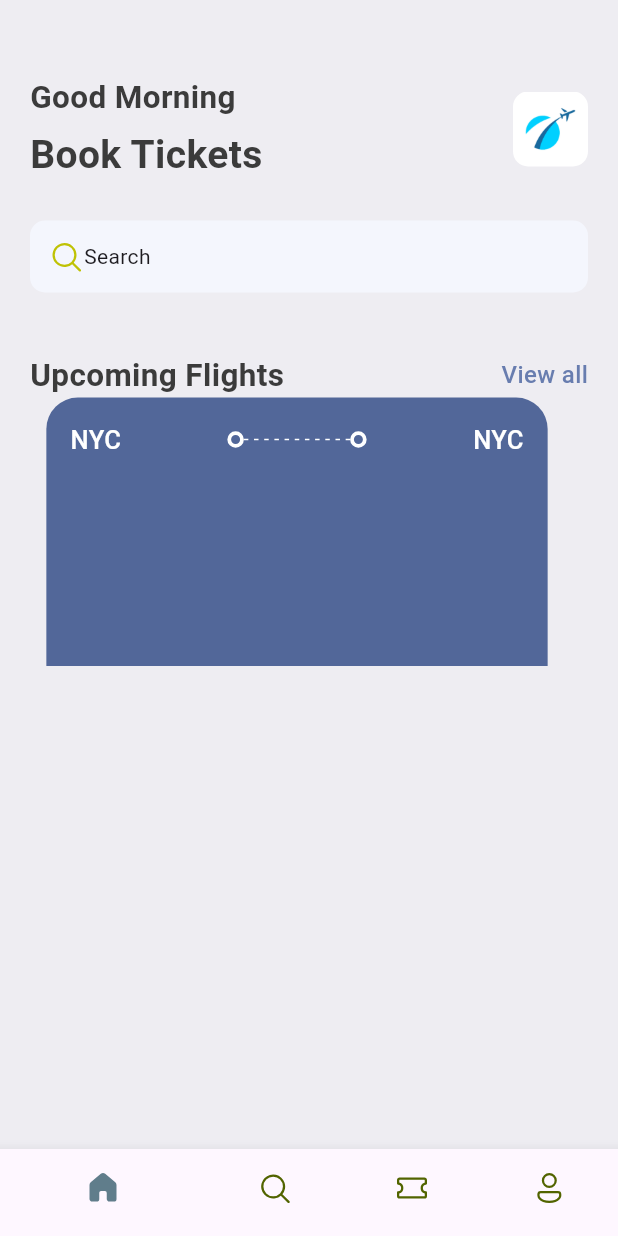
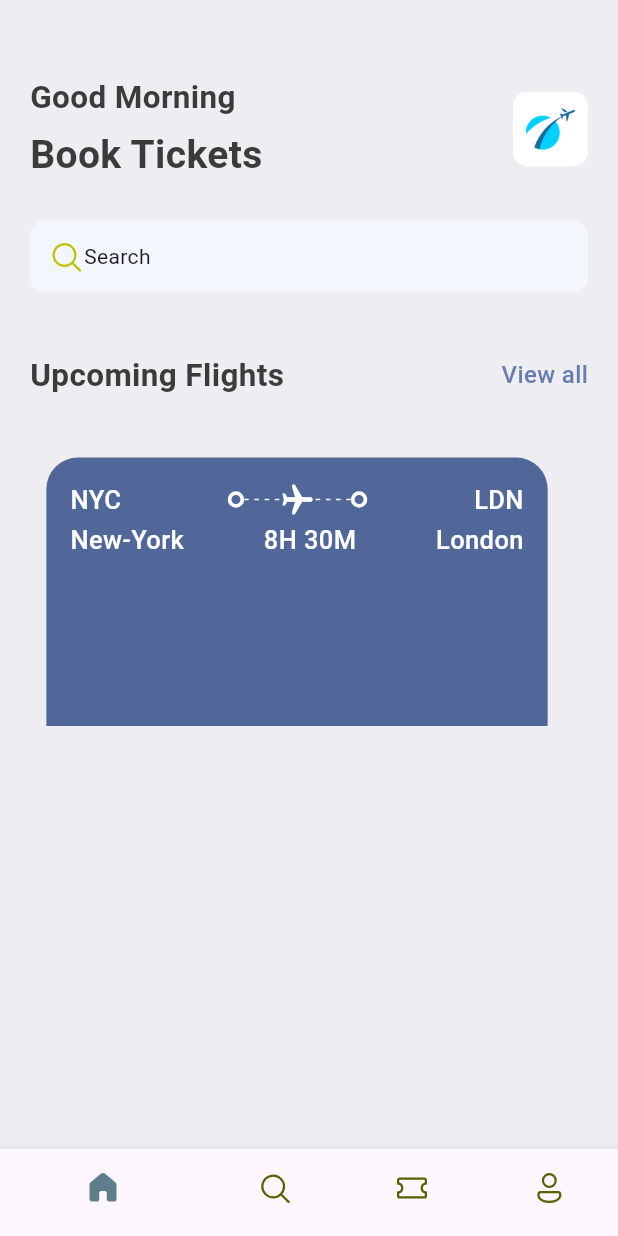
Before and after one commit to DeneshA/ticket_app, a Flutter app: the screen it shows after launch, on a phone screen of 412 x 824 dp. Run offline on Flutter 3.47's test engine with Material 3 defaults, Android fonts, the phone set to English and light mode, and no system bars; our stand-ins replace fluentui_icons.

Commit message:
ticket top part completed- EOD

```diff
--- a/lib/base/widgets/ticket_view.dart
+++ b/lib/base/widgets/ticket_view.dart
@@ -24,6 +24,7 @@ class TicketView extends StatelessWidget {
                 topLeft: Radius.circular(21), topRight: Radius.circular(21))),
         child: Column(
           children: [
+            //Show departure and destionation with icon first line
             Row(
               // mainAxisAlignment: MainAxisAlignment.spaceBetween,
               children: [
@@ -34,22 +35,47 @@ class TicketView extends StatelessWidget {
                 Expanded(child: Container()),
                 const BigDot(),
                 //Stack  widget uses for over lapping items
-                const Expanded(child: Stack(children: [
+                Expanded(
+                    child: Stack(children: [
                   //LayoutBuilder() - to get the width / available space between 2 widgets
                   //Flex() - leave space between 2 widget / '--'
                   //List.generate() - generate No. of widget/ '-'
                   //SizeBox() - either use sizedBox or Container to display widget/'-'
-                    SizedBox(
-                      height:24,
-                      child: AppLayoutbuilderWidget(randomDivider: 6,),
-                    ),
-                  // Center(child: Text("Plane"),)
-                ]
-                )),
+                  const SizedBox(
+                    height: 24,
+                    child: AppLayoutbuilderWidget(
+                      randomDivider: 6,
+                    )),
+                  Center(
+                    child: Transform.rotate(
+                        angle: 1.57,
+                        child:  const Icon(
+                          Icons.local_airport_rounded,color:Colors.white,
+                        )),)
+                ])),
                 const BigDot(),
                 Expanded(child: Container()),
                 Text(
-                  "NYC",
+                  "LDN",
+                  style: AppStyles.headLineStyle3.copyWith(color: Colors.white),
+                )
+              ],
+            ),
+            const SizedBox(height: 3),
+            //Show departure and destination names with time
+            Row(
+              // mainAxisAlignment: MainAxisAlignment.spaceBetween,
+              children: [
+                Text(
+                  "New-York",
+                  style: AppStyles.headLineStyle3.copyWith(color: Colors.white),
+                ),
+                Expanded(child: Container()),
+                Text("8H 30M",
+                style: AppStyles.headLineStyle3.copyWith(color: Colors.white),),
+                Expanded(child: Container()),
+                Text(
+                  "London",
                   style: AppStyles.headLineStyle3.copyWith(color: Colors.white),
                 )
               ],
--- a/lib/screens/home_screen.dart
+++ b/lib/screens/home_screen.dart
@@ -61,7 +61,8 @@ class HomeScreen extends StatelessWidget {
                 const SizedBox(height: 40),
                 const AppDoubleText(
                     bigText: 'Upcoming Flights', smallText: 'View all'),
-                TicketView()
+                const SizedBox(height: 40),
+                const TicketView()
               ],
             ),
           ),
```
